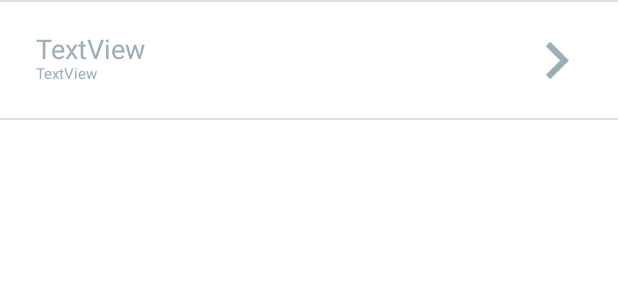
After one commit to kKapalka/robust-music-player, an Android app: the layout layout_folder_path.xml on its own in the app's theme, with its tools: preview values and no code run, on a phone screen of 412 x 824 dp. The commit adds this screen. Shown: the top 300 px of the screen. Run offline under Robolectric (Android 15) with nearby library versions, the phone set to English and light mode, and no system bars.

Commit message:
recyclerViews

```diff
--- /dev/null
+++ b/app/src/main/res/drawable/ic_baseline_keyboard_arrow_right_24.xml
@@ -0,0 +1,5 @@
+<vector android:autoMirrored="true" android:height="24dp"
+    android:tint="#FFFFFF" android:viewportHeight="24"
+    android:viewportWidth="24" android:width="24dp" xmlns:android="http://schemas.android.com/apk/res/android">
+    <path android:fillColor="@android:color/white" android:pathData="M8.59,16.59L13.17,12 8.59,7.41 10,6l6,6 -6,6 -1.41,-1.41z"/>
+</vector>
--- /dev/null
+++ b/app/src/main/res/layout/layout_folder_path.xml
@@ -0,0 +1,71 @@
+<?xml version="1.0" encoding="utf-8"?>
+<androidx.constraintlayout.widget.ConstraintLayout xmlns:android="http://schemas.android.com/apk/res/android"
+    xmlns:app="http://schemas.android.com/apk/res-auto"
+    xmlns:tools="http://schemas.android.com/tools"
+    android:layout_width="match_parent"
+    android:layout_height="80dp"
+    android:background="?android:attr/selectableItemBackground"
+    android:clickable="true"
+    android:focusable="true">
+
+    <TextView
+        android:id="@+id/folder_name_textview"
+        android:layout_width="0dp"
+        android:layout_height="22dp"
+        android:layout_marginStart="24dp"
+        android:layout_marginTop="20dp"
+        android:layout_marginEnd="6dp"
+        android:ellipsize="end"
+        android:lines="1"
+        android:maxLines="1"
+        android:text="TextView"
+        android:textColor="@color/pewter_blue"
+        android:textSize="18sp"
+        app:layout_constraintEnd_toStartOf="@+id/layout_folder_navi_button"
+        app:layout_constraintStart_toStartOf="parent"
+        app:layout_constraintTop_toTopOf="parent" />
+
+    <TextView
+        android:id="@+id/folder_path_textview"
+        android:layout_width="0dp"
+        android:layout_height="wrap_content"
+        android:layout_marginStart="24dp"
+        android:layout_marginEnd="24dp"
+        android:text="TextView"
+        android:textColor="@color/pewter_blue"
+        android:textSize="10sp"
+        app:layout_constraintEnd_toStartOf="@+id/layout_folder_navi_button"
+        app:layout_constraintStart_toStartOf="parent"
+        app:layout_constraintTop_toBottomOf="@+id/folder_name_textview" />
+
+    <Button
+        android:id="@+id/layout_folder_navi_button"
+        android:layout_width="50dp"
+        android:layout_height="50dp"
+        android:layout_marginEnd="16dp"
+        android:background="@android:color/transparent"
+        android:foreground="@drawable/ic_baseline_keyboard_arrow_right_24"
+        android:foregroundTint="@color/pewter_blue"
+        android:focusable="false"
+        android:clickable="false"
+        app:layout_constraintBottom_toBottomOf="parent"
+        app:layout_constraintEnd_toEndOf="parent"
+        app:layout_constraintTop_toTopOf="parent" />
+
+    <View
+        android:id="@+id/divider"
+        android:layout_width="match_parent"
+        android:layout_height="1dp"
+        android:background="?android:attr/listDivider"
+        app:layout_constraintBottom_toBottomOf="parent"
+        app:layout_constraintStart_toStartOf="parent" />
+
+    <View
+        android:id="@+id/divider2"
+        android:layout_width="match_parent"
+        android:layout_height="1dp"
+        android:background="?android:attr/listDivider"
+        app:layout_constraintEnd_toEndOf="parent"
+        app:layout_constraintStart_toStartOf="parent"
+        app:layout_constraintTop_toTopOf="parent" />
+</androidx.constraintlayout.widget.ConstraintLayout>
```
Also changed, not shown: app/src/main/java/pl/rethagos/musicplayer/InitialActivity.kt (+25 -27 lines), app/src/main/java/pl/rethagos/musicplayer/model/FolderPath.java (+8 -0 lines), app/src/main/java/pl/rethagos/musicplayer/recyclerview/FolderPathAdapter.java (added, +68 -0 lines), app/src/main/res/layout/activity_main.xml (+6 -7 lines).
